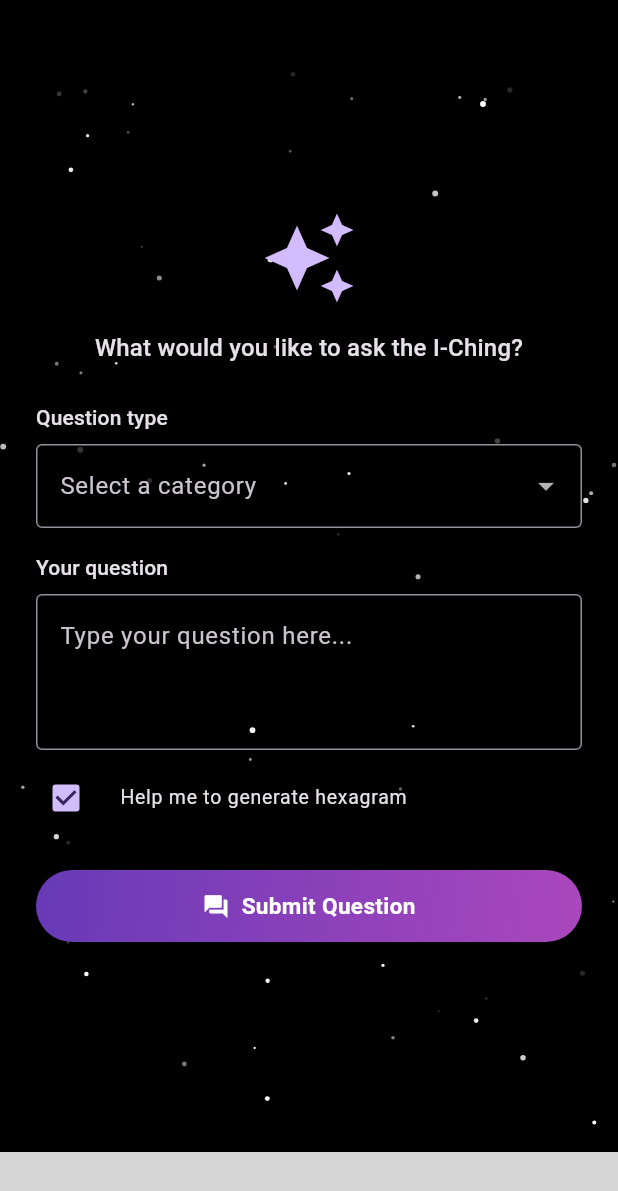
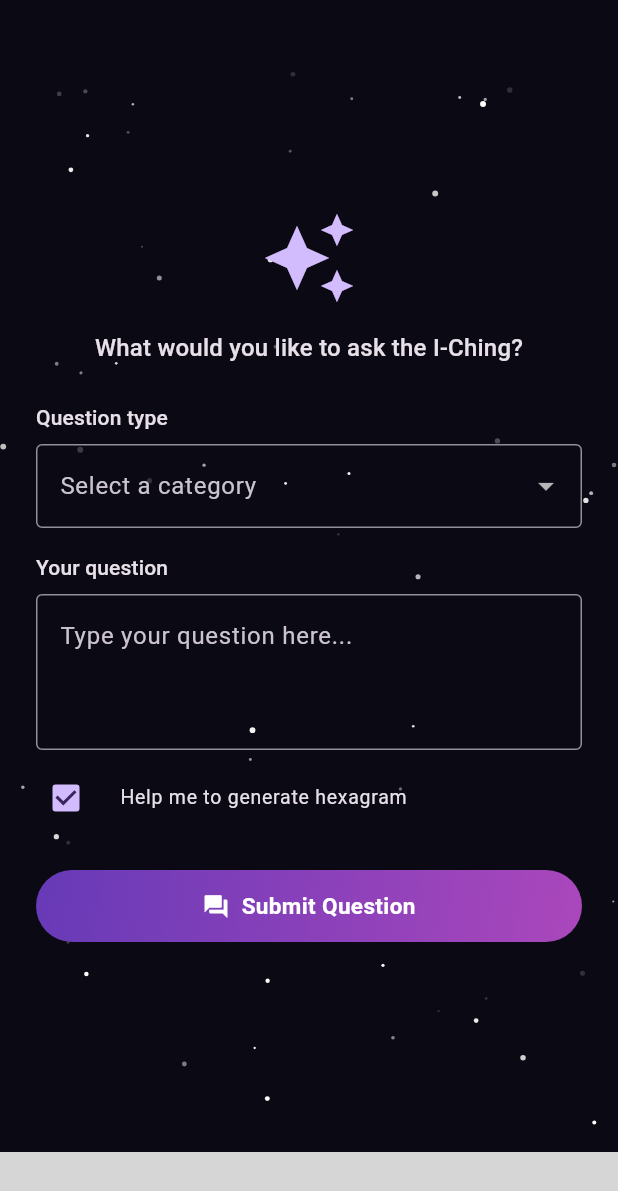
Before and after one commit to beckkwok/iching, a Flutter app: the screen it shows after launch, after a tap on "Continue anyway", on a phone screen of 412 x 824 dp. Shown: the top 1191 px of the screen. Run offline on Flutter 3.47's test engine with Material 3 defaults, Android fonts, the light colour scheme and no system bars; our stand-ins replace sqflite_common_ffi; missing offline and left inert: flutter_gemma, flutter_gemma_litertlm, forui; accounts and stored records are empty; statements that could not run were skipped; grey boxes are pictures that could not be loaded.

Commit message:
style: change star sky background to #0B0914
Refs #32

```diff
--- a/app/lib/widgets/twinkling_stars.dart
+++ b/app/lib/widgets/twinkling_stars.dart
@@ -2,11 +2,14 @@ import 'dart:math' as math;
 
 import 'package:flutter/material.dart';
 
-/// An animated field of twinkling stars on a black sky.
+/// An animated field of twinkling stars on a dark sky.
 ///
 /// Used as the immersive background of the first (Ask) screen in dark mode.
 class TwinklingStars extends StatefulWidget {
   const TwinklingStars({super.key, this.starCount = 60});
+
+  /// The sky's background color.
+  static const Color background = Color(0xFF0B0914);
 
   /// Number of stars to render.
   final int starCount;
@@ -85,7 +88,7 @@ class _StarPainter extends CustomPainter {
 
   @override
   void paint(Canvas canvas, Size size) {
-    canvas.drawRect(Offset.zero & size, Paint()..color = Colors.black);
+    canvas.drawRect(Offset.zero & size, Paint()..color = TwinklingStars.background);
 
     final paint = Paint();
     for (final star in stars) {
```
Also changed, not shown: 2 other files.
